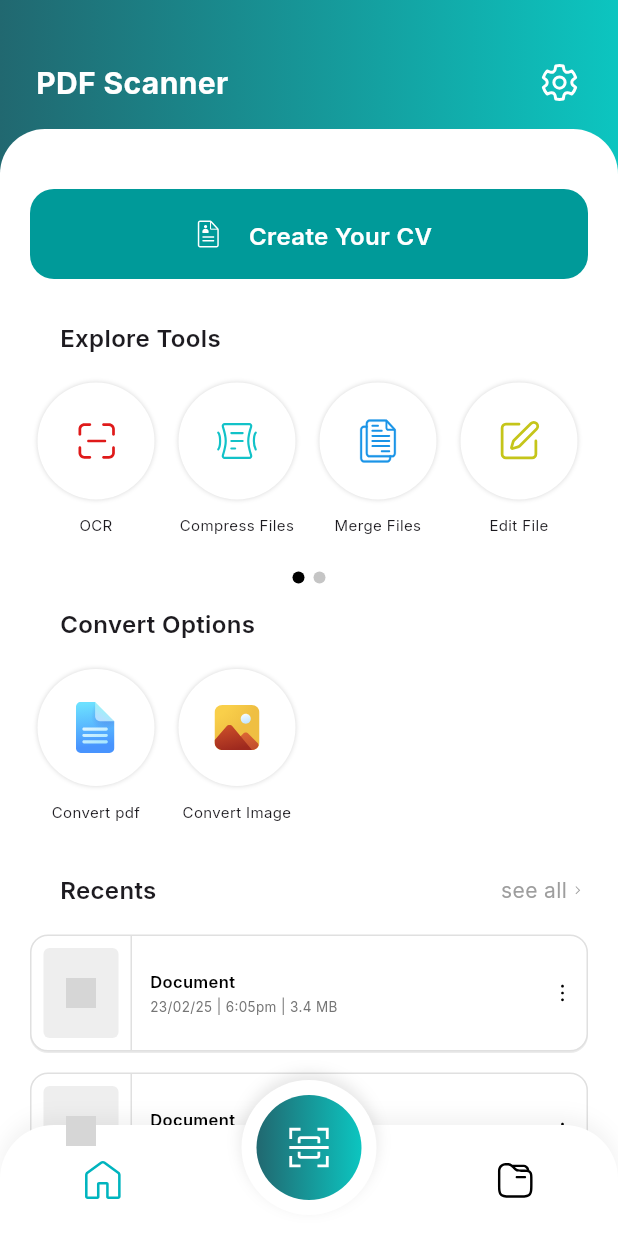
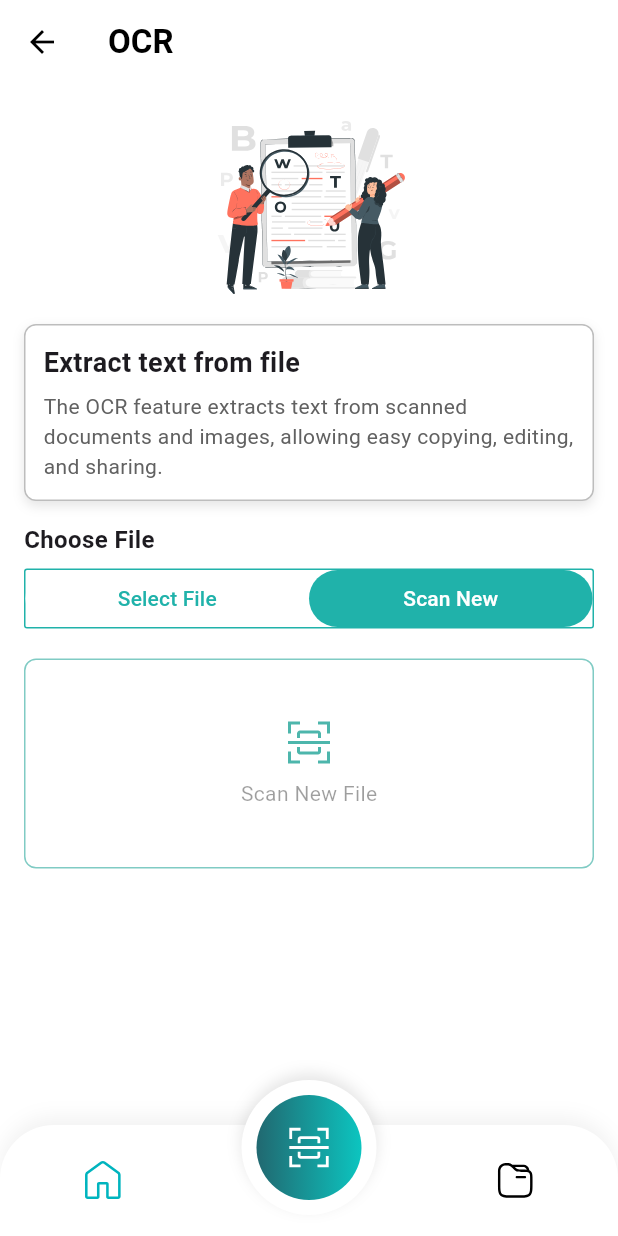
Before and after one commit to amarhumayunx/ToolKit-flutter, a Flutter app: the screen it shows after launch, after a tap on "OCR", on a phone screen of 412 x 824 dp. Run offline on Flutter 3.47's test engine with Material 3 defaults, Android fonts, the phone set to English and light mode, and no system bars; our stand-ins replace flutter_svg, google_fonts, image_picker, open_file, pdf, shared_preferences; grey boxes are pictures that could not be loaded.

Commit message:
working on ocr screen

```diff
--- /dev/null
+++ b/lib/controller/ocr_controller.dart
@@ -0,0 +1,39 @@
+
+import 'package:flutter/material.dart';
+import 'package:image_picker/image_picker.dart';
+
+import '../models/ocr_model.dart';
+
+
+class OcrController {
+  final OcrModel model = OcrModel();
+  final ImagePicker _picker = ImagePicker();
+
+  Future<void> selectFile(BuildContext context) async {
+    try {
+      final XFile? pickedFile = await _picker.pickImage(source: ImageSource.gallery);
+      if (pickedFile != null) {
+        model.selectedFilePath = pickedFile.path;
+        // You could trigger processing here or in the view
+      }
+    } catch (e) {
+      ScaffoldMessenger.of(context).showSnackBar(
+        SnackBar(content: Text('Error selecting file: $e')),
+      );
+    }
+  }
+
+  Future<void> scanNewFile(BuildContext context) async {
+    try {
+      final XFile? pickedFile = await _picker.pickImage(source: ImageSource.camera);
+      if (pickedFile != null) {
+        model.selectedFilePath = pickedFile.path;
+        // You could trigger processing here or in the view
+      }
+    } catch (e) {
+      ScaffoldMessenger.of(context).showSnackBar(
+        SnackBar(content: Text('Error scanning: $e')),
+      );
+    }
+  }
+}
--- /dev/null
+++ b/lib/models/ocr_model.dart
@@ -0,0 +1,13 @@
+// ocr_model.dart
+
+class OcrModel {
+  String selectedFilePath = '';
+  bool isScanning = false;
+
+  Future<String> extractTextFromImage(String imagePath) async {
+    // In a real app, this would connect to an OCR service or use an OCR package
+    // For this example, we'll just return a placeholder
+    await Future.delayed(Duration(seconds: 2)); // Simulate processing time
+    return 'Extracted text would appear here';
+  }
+}
--- /dev/null
+++ b/lib/screens/ocr_view.dart
@@ -0,0 +1,195 @@
+import 'package:flutter/material.dart';
+import 'package:flutter_svg/flutter_svg.dart';
+
+import '../controller/ocr_controller.dart';
+import '../widgets/bottom_nav_bar/home_bottom_nav.dart';
+
+
+class OcrScreen extends StatefulWidget {
+  @override
+  _OcrScreenState createState() => _OcrScreenState();
+}
+
+class _OcrScreenState extends State<OcrScreen> {
+  int _currentIndex = 0;
+  final OcrController controller = OcrController();
+  int _selectedIndex = 1; // Start with scan tab selected
+
+  @override
+  Widget build(BuildContext context) {
+    return Scaffold(
+      backgroundColor: Colors.white,
+      appBar: AppBar(
+        backgroundColor: Colors.white,
+        elevation: 0,
+        leading: IconButton(
+          icon: Icon(Icons.arrow_back, color: Colors.black),
+          onPressed: () => Navigator.pop(context),
+        ),
+        title: Text(
+          'OCR',
+          style: TextStyle(color: Colors.black, fontWeight: FontWeight.bold),
+        ),
+      ),
+      body: SafeArea(
+        child: SingleChildScrollView(
+          child: Padding(
+            padding: const EdgeInsets.all(16.0),
+            child: Column(
+              crossAxisAlignment: CrossAxisAlignment.start,
+              children: [
+                // Illustration
+                Center(
+                  child: SvgPicture.asset(
+                    'assets/images/illustration.svg',
+                    height: 130,
+                  ),
+                ),
+                SizedBox(height: 14),
+
+
+                Container(
+                  padding: EdgeInsets.all(12),
+                  decoration: BoxDecoration(
+                    color: Colors.white, // important for shadow to be visible
+                    border: Border.all(color: Colors.black26),
+                    borderRadius: BorderRadius.circular(8),
+                    boxShadow: [
+                      BoxShadow(
+                        color: Colors.black.withOpacity(0.1), // soft shadow
+                        blurRadius: 6,
+                        offset: Offset(0, 3), // horizontal & vertical offset
+                      ),
+                    ],
+                  ),
+                  child: Column(
+                    crossAxisAlignment: CrossAxisAlignment.start,
+                    children: [
+                      Text(
+                        'Extract text from file',
+                        style: TextStyle(
+                          fontSize: 18,
+                          fontWeight: FontWeight.bold,
+                        ),
+                      ),
+                      SizedBox(height: 6),
+                      Text(
+                        'The OCR feature extracts text from scanned documents and images, allowing easy copying, editing, and sharing.',
+                        style: TextStyle(
+                          color: Colors.grey[700],
+                          fontSize: 14,
+                        ),
+                      ),
+                    ],
+                  ),
+                ),
+
+
+                SizedBox(height: 14),
+
+                // Choose File section
+                Text(
+                  'Choose File',
+                  style: TextStyle(
+                    fontSize: 16,
+                    fontWeight: FontWeight.bold,
+                  ),
+                ),
+                SizedBox(height: 8),
+                Container(
+                  height: 40,
+                  decoration: BoxDecoration(
+                    border: Border.all(color: Color(0xFF20B2AA)),
+                    borderRadius: BorderRadius.circular(2),
+                  ),
+                  child: Row(
+                  children: [
+                  Expanded(
+                  child: TextButton(
+                      onPressed: () {
+                // Navigator.push(
+                // context,
+                // MaterialPageRoute(builder: (context) => ()),
+                // );
+                },
+                  child: Text(
+                    'Select File',
+                    style: TextStyle(color: Color(0xFF20B2AA)),
+                  ),
+                  style: TextButton.styleFrom(
+                    backgroundColor: Colors.white,
+                  ),
+                ),
+        ),
+                      Expanded(
+                        child: TextButton(
+                          onPressed: () => controller.scanNewFile(context),
+                          child: Text(
+                            'Scan New',
+                            style: TextStyle(color: Colors.white),
+                          ),
+                          style: TextButton.styleFrom(
+                            backgroundColor: Color(0xFF20B2AA),
+                          ),
+                        ),
+                      ),
+                    ],
+                  ),
+                ),
+                SizedBox(height: 20),
+
+                // Scan New File container
+                GestureDetector(
+                  onTap: () => controller.scanNewFile(context),
+                  child: Container(
+                    height: 140,
+                    decoration: BoxDecoration(
+                      border: Border.all(
+                        color: Colors.teal[200]!,
+                        width: 1,
+                      ),
+                      borderRadius: BorderRadius.circular(8),
+                    ),
+                    child: Center(
+                      child: Column(
+                        mainAxisAlignment: MainAxisAlignment.center,
+                        children: [
+                          SvgPicture.asset(
+                            'assets/icons/scan_icon.svg',
+                            color: Colors.teal[300], // Optional if your SVG is monochrome or supports tinting
+                            height: 32,
+                            width: 32,
+                          ),
+                          SizedBox(height: 8),
+                          Text(
+                            'Scan New File',
+                            style: TextStyle(
+                              color: Colors.black38,
+                              fontSize: 14,
+                            ),
+                          ),
+                        ],
+                      ),
+                    ),
+                  ),
+                ),
+              ],
+            ),
+          ),
+        ),
+      ),
+      bottomNavigationBar: HomeBottomNavBar(
+        currentIndex: _currentIndex,
+        onTap: (index) {
+          setState(() {
+            _currentIndex = index;
+          });
+          // Handle navigation logic here
+        },
+      ),
+
+
+
+    );
+  }
+}
--- a/lib/widgets/bottom_nav_bar/home_bottom_nav.dart
+++ b/lib/widgets/bottom_nav_bar/home_bottom_nav.dart
@@ -1,7 +1,5 @@
 import 'package:flutter/material.dart';
-import 'package:flutter_svg/flutter_svg.dart';
 import 'package:toolkit/utils/app_colors.dart';
-
 import '../buttons/scanner_button.dart';
 import 'nav_items.dart';
 
--- a/lib/widgets/tools_list_view.dart
+++ b/lib/widgets/tools_list_view.dart
@@ -1,11 +1,12 @@
 import 'package:flutter/material.dart';
+import '../screens/ocr_view.dart';
 import 'tool_item.dart';
 
 class ToolsListView extends StatefulWidget {
   const ToolsListView({Key? key}) : super(key: key);
 
   @override
-  State<ToolsListView> createState() => _ToolsListViewState();
+  State createState() => _ToolsListViewState();
 }
 
 class _ToolsListViewState extends State<ToolsListView> {
@@ -32,9 +33,6 @@ class _ToolsListViewState extends State<ToolsListView> {
       final double maxScrollExtent = _scrollController.position.maxScrollExtent;
 
       // Calculate which page we're on based on scroll position
-      // This is a simple calculation that divides the current scroll position
-      // by the total scrollable area to get a percentage, and then multiplies
-      // by the number of pages (total items / items per page)
       final int page = (offset / maxScrollExtent * ((tools.length / _itemsPerPage).ceil() - 1)).round();
 
       if (page != _currentPage) {
@@ -42,6 +40,53 @@ class _ToolsListViewState extends State<ToolsListView> {
           _currentPage = page;
         });
       }
+    }
+  }
+
+  // Navigate to the appropriate page based on tool name
+  void _navigateToToolPage(BuildContext context, String toolName) {
+    switch (toolName) {
+      case 'OCR':
+        Navigator.of(context).push(MaterialPageRoute(
+          builder: (context) => OcrScreen(),
+        ));
+        break;
+      case 'Compress Files':
+        // Navigator.of(context).push(MaterialPageRoute(
+        //   builder: (context) => const CompressFilesPage(),
+        // ));
+        break;
+      case 'Merge Files':
+        // Navigator.of(context).push(MaterialPageRoute(
+        //   builder: (context) => const MergeFilesPage(),
+        // ));
+        break;
+      case 'Edit File':
+        // Navigator.of(context).push(MaterialPageRoute(
+        //   builder: (context) => const EditFilePage(),
+        // ));
+        break;
+      case 'Split File':
+        // Navigator.of(context).push(MaterialPageRoute(
+        //   builder: (context) => const SplitFilePage(),
+        // ));
+        break;
+      case 'Rearrange File':
+        // Navigator.of(context).push(MaterialPageRoute(
+        //   builder: (context) => const RearrangeFilePage(),
+        // ));
+        break;
+      case 'File Transfer':
+        // Navigator.of(context).push(MaterialPageRoute(
+        //   // builder: (context) => const FileTransferPage(),
+        // )
+        // );
+        break;
+      default:
+      // Handle unknown tool
+        ScaffoldMessenger.of(context).showSnackBar(
+          SnackBar(content: Text('Tool $toolName is not implemented yet')),
+        );
     }
   }
 
@@ -62,7 +107,6 @@ class _ToolsListViewState extends State<ToolsListView> {
       'icon': 'assets/icons/edit_file_icon.svg',
       'name': 'Edit File',
     },
-
     {
       'icon': 'assets/icons/split_file_icon.svg',
       'name': 'Split File',
@@ -97,7 +141,8 @@ class _ToolsListViewState extends State<ToolsListView> {
                   icon: tools[index]['icon'] as String,
                   name: tools[index]['name'] as String,
                   onTap: () {
-                    // Handle tool tap
+                    // Navigate to the appropriate tool page
+                    _navigateToToolPage(context, tools[index]['name'] as String);
                   },
                 ),
               );
@@ -130,3 +175,31 @@ class _ToolsListViewState extends State<ToolsListView> {
     );
   }
 }
+
+// You'll need to create these pages
+class OcrPage extends StatelessWidget {
+  const OcrPage({Key? key}) : super(key: key);
+
+  @override
+  Widget build(BuildContext context) {
+    return Scaffold(
+      appBar: AppBar(title: const Text('OCR')),
+      body: const Center(child: Text('OCR Tool Page')),
+    );
+  }
+}
+
+class CompressFilesPage extends StatelessWidget {
+  const CompressFilesPage({Key? key}) : super(key: key);
+
+  @override
+  Widget build(BuildContext context) {
+    return Scaffold(
+      appBar: AppBar(title: const Text('Compress Files')),
+      body: const Center(child: Text('Compress Files Tool Page')),
+    );
+  }
+}
+
+// Add similar class definitions for other tools:
+// MergeFilesPage, EditFilePage, SplitFilePage, RearrangeFilePage, FileTransferPage
--- a/pubspec.yaml
+++ b/pubspec.yaml
@@ -48,6 +48,10 @@ dependencies:
   printing: ^5.14.2
   dio: ^5.8.0+1
   permission_handler: ^12.0.0+1
+
+# Text get from the images
+  google_mlkit_text_recognition: ^0.15.0
+  image_cropper: ^9.1.0
 
 
 dev_dependencies:
```
Also changed, not shown: assets/images/illustration.svg (added), pubspec.lock, 6 other files.
